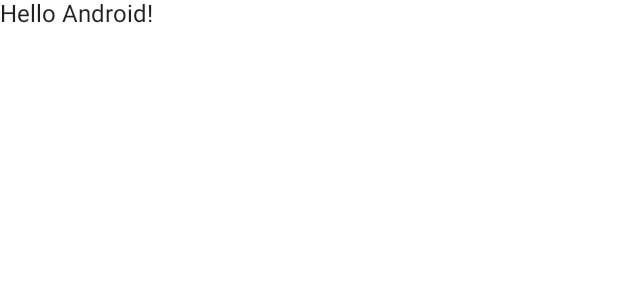
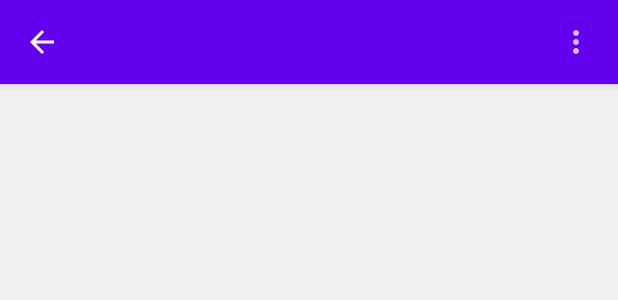
Before and after one commit to S14sh/JustPlay, an Android app built with Jetpack Compose: the @Preview function DefaultPreview, on a phone screen of 412 x 824 dp. Shown: the top 300 px of the screen. Run offline under Robolectric (Android 15) with nearby library versions, the phone set to English and light mode, and no system bars.

Commit message:
初始版本

```diff
--- a/app/src/main/java/com/slash/justplay/MainActivity.kt
+++ b/app/src/main/java/com/slash/justplay/MainActivity.kt
@@ -8,6 +8,7 @@ import androidx.compose.material.Surface
 import androidx.compose.material.Text
 import androidx.compose.runtime.Composable
 import androidx.compose.ui.tooling.preview.Preview
+import com.slash.justplay.ui.layout.CommonScaffold
 import com.slash.justplay.ui.theme.JustPlayTheme
 
 class MainActivity : ComponentActivity() {
@@ -17,22 +18,17 @@ class MainActivity : ComponentActivity() {
             JustPlayTheme {
                 // A surface container using the 'background' color from the theme
                 Surface(color = MaterialTheme.colors.background) {
-                    Greeting("Android")
+                    CommonScaffold()
                 }
             }
         }
     }
 }
 
-@Composable
-fun Greeting(name: String) {
-    Text(text = "Hello $name!")
-}
-
 @Preview(showBackground = true)
 @Composable
 fun DefaultPreview() {
     JustPlayTheme {
-        Greeting("Android")
+        CommonScaffold()
     }
 }
--- /dev/null
+++ b/app/src/main/java/com/slash/justplay/ui/layout/ScaffoldLayout.kt
@@ -0,0 +1,73 @@
+package com.slash.justplay.ui.layout
+
+import androidx.compose.foundation.layout.*
+import androidx.compose.material.*
+import androidx.compose.material.icons.Icons
+import androidx.compose.material.icons.filled.ArrowBack
+import androidx.compose.material.icons.filled.Menu
+import androidx.compose.material.icons.filled.MoreVert
+import androidx.compose.runtime.Composable
+import androidx.compose.runtime.rememberCoroutineScope
+import androidx.compose.ui.Alignment
+import androidx.compose.ui.Modifier
+import androidx.compose.ui.graphics.Color
+import androidx.compose.ui.res.stringResource
+import androidx.compose.ui.unit.dp
+import com.slash.justplay.R
+import kotlinx.coroutines.launch
+
+/**
+ * @author Slash.R.Wei
+ * on 2021/10/20
+ */
+@Composable
+fun CommonScaffold(scaffoldState: ScaffoldState = rememberScaffoldState()) {
+    val composableScope = rememberCoroutineScope()
+    Scaffold(
+        topBar = {
+            TopAppBar(
+                title = {},
+                navigationIcon = {
+                    IconButton(onClick = {
+
+                    }) {
+                        Icon(
+                            imageVector = Icons.Filled.ArrowBack,
+                            contentDescription = "This is a back icon."
+                        )
+                    }
+                },
+                actions = {
+                    IconButton(onClick = {
+                        composableScope.launch {
+                            scaffoldState.drawerState.open()
+                        }
+                    }) {
+                        Icon(
+                            imageVector = Icons.Filled.MoreVert,
+                            contentDescription = "This is a menu icon."
+                        )
+                    }
+                }
+            )
+        },
+        drawerContent = {
+            Surface(color = MaterialTheme.colors.primary) {
+                Box(
+                    modifier = Modifier
+                        .fillMaxWidth()
+                        .height(160.dp)
+                ) {
+                    Text(
+                        text = stringResource(id = R.string.menu),
+                        style = MaterialTheme.typography.h5,
+                        modifier = Modifier.align(Alignment.Center)
+                    )
+                }
+            }
+        },
+        scaffoldState = scaffoldState, backgroundColor = Color.LightGray.copy(alpha = 0.3f)
+    ) {
+
+    }
+}
--- a/app/src/main/res/values/strings.xml
+++ b/app/src/main/res/values/strings.xml
@@ -1,3 +1,4 @@
 <resources>
     <string name="app_name">JustPlay</string>
+    <string name="menu">Menu</string>
 </resources>
```
